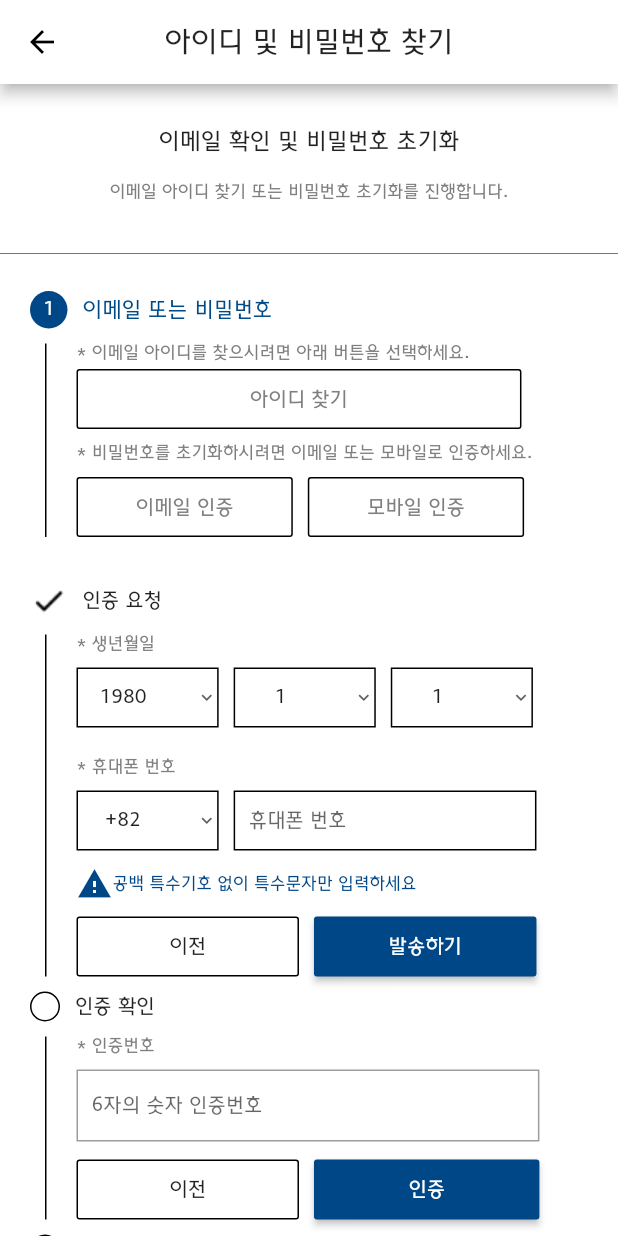
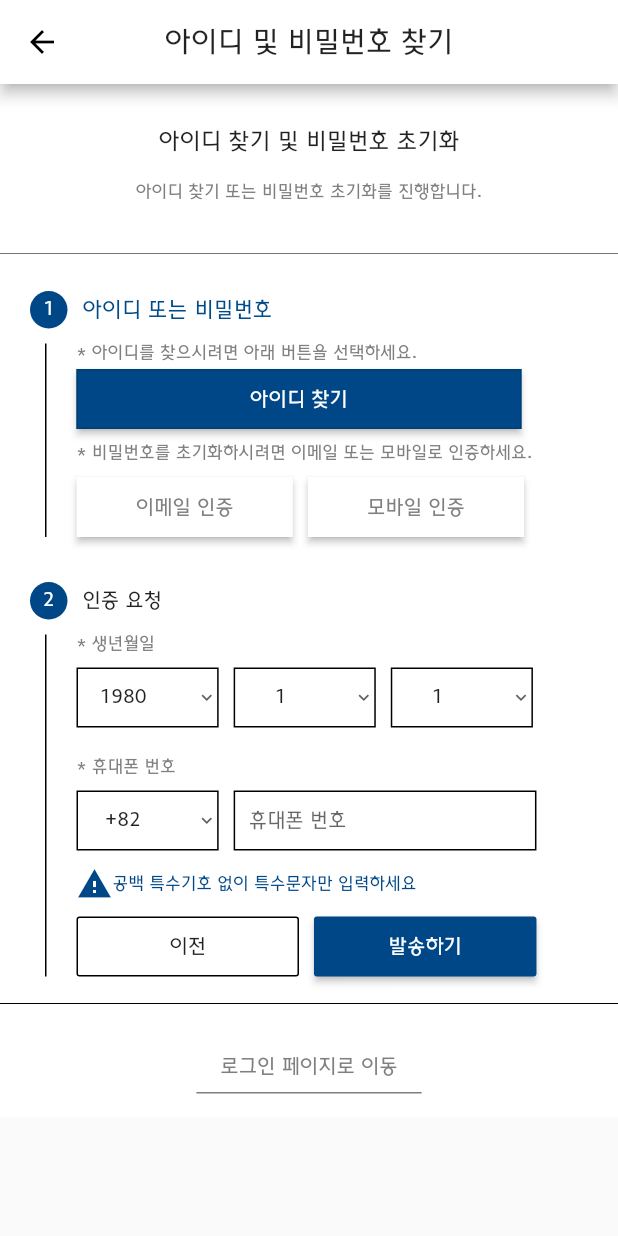
Before and after one commit to DavidLee1216/mobis-flutter, a Flutter app: the GetPassScreen screen opened directly, after a tap on "아이디 찾기", on a phone screen of 412 x 824 dp. Run offline on Flutter 3.47's test engine with Material 2 defaults, Android fonts, the phone set to English and light mode, and no system bars; our stand-ins replace bloc, cloud_firestore, firebase_auth, firebase_core, flutter_bloc, fluttertoast and 2 more; missing offline and left inert: flutter_session, kopo; accounts and stored records are empty; network calls fail.

Commit message:
ui update

```diff
--- a/lib/bloc/cart_bloc.dart
+++ b/lib/bloc/cart_bloc.dart
@@ -1,5 +1,3 @@
-import 'dart:developer';
-
 import 'package:flutter_bloc/flutter_bloc.dart';
 import 'package:mobispartsearch/model/cart_model.dart';
 import 'package:mobispartsearch/model/product_model.dart';
@@ -191,7 +189,6 @@ class CartBloc extends Bloc<CartEvent, CartState> {
       else
         yield state.success();
     } catch (e) {
-      log(e.toString());
       yield state.unprocessed('접속 실패');
     }
   }
--- a/lib/bloc/market_search_bloc.dart
+++ b/lib/bloc/market_search_bloc.dart
@@ -196,6 +196,9 @@ class MarketSearchBloc extends Bloc<MarketSearchEvent, MarketSearchState> {
         yield state.success(ptno: ptno, searchResult: state.searchResult, nomore: true);
       }
       else{
+        bool nomore = false;
+        if(searchResult.length < globalRecordCountPerPage)
+          nomore = true;
         yield state.success(
             searchResult: searchResult,
             krname: productInfo.krname,
@@ -204,7 +207,7 @@ class MarketSearchBloc extends Bloc<MarketSearchEvent, MarketSearchState> {
             sido: sido,
             sigungu: sigungu,
             ptno: ptno,
-            nomore: false,
+            nomore: nomore,
             page: 1,
             );
       }
--- a/lib/bloc/simple_search_bloc.dart
+++ b/lib/bloc/simple_search_bloc.dart
@@ -196,7 +196,10 @@ class SimpleSearchBloc extends Bloc<SimpleSearchEvent, SimpleSearchState> {
         yield state.success(keyword: keyword, searchResult: new List<SimpleSearchResultModel>(), searchType: searchType, nomore: true);
       }
       else {
-        yield state.success(keyword: keyword, searchResult: searchResult, searchType: searchType, searchResultCnt: searchResult[0].totalCnt, nomore: false, page: 1);
+        bool nomore = false;
+        if(searchResult.length < globalRecordCountPerPage)
+          nomore = true;
+        yield state.success(keyword: keyword, searchResult: searchResult, searchType: searchType, searchResultCnt: searchResult[0].totalCnt, nomore: nomore, page: 1);
       }
     } catch (e) {
       yield state.success(model: 0, searchResult: null, searchResultCnt: 0);
--- a/lib/main.dart
+++ b/lib/main.dart
@@ -4,6 +4,7 @@ import 'package:flutter/material.dart';
 import 'package:flutter/services.dart';
 import 'package:flutter_bloc/flutter_bloc.dart';
 import 'package:flutter_localizations/flutter_localizations.dart';
+import 'package:firebase_core/firebase_core.dart';
 import 'package:mobispartsearch/repository/cart_repository.dart';
 import 'package:mobispartsearch/repository/market_search_repository.dart';
 import 'package:mobispartsearch/repository/simple_search_repository.dart';
@@ -20,6 +21,7 @@ import 'package:mobispartsearch/common.dart';
 
 Future<void> main() async {
   WidgetsFlutterBinding.ensureInitialized();
+  await Firebase.initializeApp();
 
   getSession();
   getGloablModels();
--- a/lib/model/market_search_model.dart
+++ b/lib/model/market_search_model.dart
@@ -39,7 +39,7 @@ class MarketSearchResultModel {
         adr: map['adr'],
         sigungu: map['sigungu'],
         url: map['url'],
-        totalCnt: map['tot_CNT'],
+        totalCnt: map['tot_cnt'],
         zipcd: map['zipcd'],
         sido: map['sido'],
         tel: map['tel'],
--- a/lib/model/simple_search_model.dart
+++ b/lib/model/simple_search_model.dart
@@ -25,7 +25,7 @@ class SimpleSearchResultModel {
         enname: map['en_nm'],
         price: map['price'],
         seq: map['part_Price_seq'],
-        totalCnt: map['tot_CNT'],
+        totalCnt: map['tot_cnt'],
         hkgb: map['hkgb'],
         rnum: map['rnum'],
       );
--- a/lib/ui/widget/id_login_form.dart
+++ b/lib/ui/widget/id_login_form.dart
@@ -103,7 +103,7 @@ class _IdLoginFormState extends State<IdLoginForm> {
         return;
       }
       else if(_passwordController.text=='') {
-        showToastMessage(text:'패스워드를 입력하세요');
+        showToastMessage(text:'비밀번호를 입력하세요');
         return;
       }
       else {
@@ -167,7 +167,7 @@ class _IdLoginFormState extends State<IdLoginForm> {
           child: FlatButton(
             onPressed: onForgotButtonPressed,
             child: Text(
-              '이메일 / 비밀번호 찾기',
+              '아이디 / 비밀번호 찾기',
               textAlign: TextAlign.right,
               style: TextStyle(
                 fontFamily: 'HDharmony',
--- a/lib/ui/widget/pass_reset_form.dart
+++ b/lib/ui/widget/pass_reset_form.dart
@@ -14,7 +14,7 @@ class _GetPassFormState extends State<GetPassForm> {
   int birthDay = 1;
   String phoneCode = '+82';
   int authStep = 1;
-  bool mobileAuth = true; //if false, then email auth
+  bool mobileAuth = false; //if false, then email auth
   bool findEmail = true; //if false, then password reset
   int authSeq = -1;
   String foundEmail = '';
@@ -64,7 +64,7 @@ class _GetPassFormState extends State<GetPassForm> {
                 width: 10,
               ),
               Text(
-                '이메일 또는 비밀번호',
+                '아이디 또는 비밀번호',
                 style: TextStyle(
                   fontFamily: 'HDharmony',
                   color: const Color(0xFF004B87),
@@ -98,7 +98,7 @@ class _GetPassFormState extends State<GetPassForm> {
                       children: [
                         Container(
                             child: Text(
-                          '* 이메일 아이디를 찾으시려면 아래 버튼을 선택하세요.',
+                          '* 아이디를 찾으시려면 아래 버튼을 선택하세요.',
                           style: TextStyle(
                             fontFamily: 'HDharmony',
                             fontSize: 12,
@@ -111,16 +111,19 @@ class _GetPassFormState extends State<GetPassForm> {
                         Container(
                           height: 40,
                           width: MediaQuery.of(context).size.width * 0.72,
-                          child: OutlineButton(
-                            borderSide: BorderSide(
-                              color: Colors.black,
-                            ),
+                          child: RaisedButton(
+                            color: mobileAuth && findEmail ? kPrimaryColor : Colors.white,
+                            shape: mobileAuth && findEmail
+                                ? Border.all(
+                                    color: Color.fromRGBO(0, 63, 114, 1), width: 1)
+                                : Border.all(
+                                    color: Colors.transparent, width: 1),
                             child: Text(
                               '아이디 찾기',
                               style: TextStyle(
                                   fontFamily: 'HDharmony',
                                   fontSize: 14,
-                                  color: Color(0xff7f7f7f)),
+                                  color: mobileAuth && findEmail ? Colors.white : Color(0xff7f7f7f)),
                             ),
                             onPressed: () {
                               if (authStep == 1)
@@ -154,16 +157,19 @@ class _GetPassFormState extends State<GetPassForm> {
                             Container(
                               width: MediaQuery.of(context).size.width * 0.35,
                               height: 40,
-                              child: OutlineButton(
-                                borderSide: BorderSide(
-                                  color: Colors.black,
-                                ),
+                              child: RaisedButton(
+                                color: !mobileAuth && !findEmail ? kPrimaryColor : Colors.white,
+                                shape: !mobileAuth && !findEmail
+                                    ? Border.all(
+                                        color: Color.fromRGBO(0, 63, 114, 1), width: 1)
+                                    : Border.all(
+                                        color: Colors.transparent, width: 1),
                                 child: Text(
                                   '이메일 인증',
                                   style: TextStyle(
                                       fontFamily: 'HDharmony',
                                       fontSize: 14,
-                                      color: Color(0xff7f7f7f)),
+                                      color: !mobileAuth && !findEmail ? Colors.white : Color(0xff7f7f7f)),
                                 ),
                                 onPressed: () {
                                   if (authStep == 1)
@@ -183,16 +189,19 @@ class _GetPassFormState extends State<GetPassForm> {
                             Container(
                               height: 40,
                               width: MediaQuery.of(context).size.width * 0.35,
-                              child: OutlineButton(
-                                borderSide: BorderSide(
-                                  color: Colors.black,
-                                ),
+                              child: RaisedButton(
+                                color: mobileAuth && !findEmail ? kPrimaryColor : Colors.white,
+                                shape: mobileAuth && !findEmail
+                                    ? Border.all(
+                                        color: Color.fromRGBO(0, 63, 114, 1), width: 1)
+                                    : Border.all(
+                                        color: Colors.transparent, width: 1),
                                 child: Text(
                                   '모바일 인증',
                                   style: TextStyle(
                                       fontFamily: 'HDharmony',
                                       fontSize: 14,
-                                      color: Color(0xff7f7f7f)),
+                                      color: mobileAuth && !findEmail ? Colors.white : Color(0xff7f7f7f)),
                                 ),
                                 onPressed: () {
                                   if (authStep == 1) {
@@ -534,6 +543,10 @@ class _GetPassFormState extends State<GetPassForm> {
                   borderRadius: BorderRadius.circular(0),
                   borderSide: BorderSide(color: Colors.black, width: 1),
                 ),
+                focusedBorder: OutlineInputBorder(
+                  borderRadius: BorderRadius.circular(0),
+                  borderSide: BorderSide(color: Colors.black, width: 1),
+                ),
                 hintText: '가입하신 이메일을 입력하세요.',
                 contentPadding: EdgeInsets.only(left: 10),
               ),
@@ -563,7 +576,7 @@ class _GetPassFormState extends State<GetPassForm> {
               Padding(
                 padding: EdgeInsets.only(left: 20),
               ),
-              (authStep == 1) ? emptyCircleItem : checkedItem,
+              (authStep == 1) ? emptyCircleItem : circleNumber(2),
               SizedBox(
                 width: 10,
               ),
@@ -742,7 +755,7 @@ class _GetPassFormState extends State<GetPassForm> {
               Padding(
                 padding: EdgeInsets.only(left: 20),
               ),
-              (authStep < 3) ? emptyCircleItem : checkedItem,
+              (authStep < 3) ? emptyCircleItem : circleNumber(3),
               SizedBox(
                 width: 10,
               ),
@@ -830,6 +843,8 @@ class _GetPassFormState extends State<GetPassForm> {
                                       showToastMessage(text:'인증번호가 일치하지 않습니다.', position: 1);
                                       return;
                                     }
+                                    if(findEmail)
+                                      foundEmail = await getUsername(_authNumberController.text);
                                     setState(() {
                                       authStep++;
                                     });
@@ -860,6 +875,10 @@ class _GetPassFormState extends State<GetPassForm> {
               borderRadius: BorderRadius.circular(0),
               borderSide: BorderSide(color: Colors.grey, width: 1),
             ),
+            focusedBorder: OutlineInputBorder(
+              borderRadius: BorderRadius.circular(0),
+              borderSide: BorderSide(color: Colors.grey, width: 1),
+            ),
             contentPadding: EdgeInsets.only(left: 10),
           ),
           obscureText: true,
@@ -876,6 +895,10 @@ class _GetPassFormState extends State<GetPassForm> {
         child: TextFormField(
           decoration: InputDecoration(
             enabledBorder: OutlineInputBorder(
+              borderRadius: BorderRadius.circular(0),
+              borderSide: BorderSide(color: Colors.grey, width: 1),
+            ),
+            focusedBorder: OutlineInputBorder(
               borderRadius: BorderRadius.circular(0),
               borderSide: BorderSide(color: Colors.grey, width: 1),
             ),
@@ -993,7 +1016,7 @@ class _GetPassFormState extends State<GetPassForm> {
           children: [
             Container(
                 child: Text(
-              '* 이메일 주소',
+              '* 아이디',
               style: TextStyle(
                 fontFamily: 'HDharmony',
                 fontSize: 12,
@@ -1034,7 +1057,7 @@ class _GetPassFormState extends State<GetPassForm> {
               Padding(
                 padding: EdgeInsets.only(left: 20),
               ),
-              (authStep < 4) ? emptyCircleItem : checkedItem,
+              (authStep < 4) ? emptyCircleItem : circleNumber(4),
               SizedBox(
                 width: 10,
               ),
@@ -1086,14 +1109,14 @@ class _GetPassFormState extends State<GetPassForm> {
           Container(
             padding: EdgeInsets.all(10.0),
             child: Text(
-              '이메일 확인 및 비밀번호 초기화',
+              '아이디 찾기 및 비밀번호 초기화',
               style: TextStyle(fontFamily: 'HDharmony', fontSize: 16),
             ),
           ),
           Container(
             padding: EdgeInsets.all(10.0),
             child: Text(
-              '이메일 아이디 찾기 또는 비밀번호 초기화를 진행합니다.',
+              '아이디 찾기 또는 비밀번호 초기화를 진행합니다.',
               style: TextStyle(
                 fontFamily: 'HDharmony',
                 fontSize: 12,
@@ -1109,9 +1132,9 @@ class _GetPassFormState extends State<GetPassForm> {
             color: Colors.black54,
           ),
           emailOrPasswordItem,
-          authRequestItem,
-          authConfirmItem,
-          infoConfirmOrChangeItem,
+          authStep==1 ? Container() : authRequestItem,
+          authStep < 3 ? Container() : authConfirmItem,
+          authStep < 4 ? Container() : infoConfirmOrChangeItem,
           SizedBox(
             height: 10,
           ),
--- a/lib/ui/widget/purchase_request_form.dart
+++ b/lib/ui/widget/purchase_request_form.dart
@@ -523,6 +523,8 @@ class _PurchaseRequestFormState extends State<PurchaseRequestForm> {
                         VisitScreen(
                             item: cartItem,
                             count: count));
+                  } else {
+                    common.showToastMessage(text:'수령방식을 선택하세요.', position: 1);
                   }
                 },
               ),
--- a/lib/ui/widget/simple_search_result_form.dart
+++ b/lib/ui/widget/simple_search_result_form.dart
@@ -90,7 +90,7 @@ class _SimpleSearchResultListWidgetState
     return BlocBuilder<SimpleSearchBloc, SimpleSearchState>(
         cubit: BlocProvider.of<SimpleSearchBloc>(context),
         builder: (BuildContext context, state) {
-          if (state.searchResult == null || state.searchResultCnt == 0) {
+          if (state.searchResult == null) {
             return Container();
           }
           return ListView.builder(
--- a/pubspec.yaml
+++ b/pubspec.yaml
@@ -21,7 +21,11 @@ dependencies:
   provider: ^4.3.2+2
   http: ^0.12.2
   flutter_launcher_icons: ^0.8.1
-  kopo: ^0.1.1
+  firebase_core: ^0.5.3
+  firebase_auth: ^0.18.4
+  cloud_firestore: ^0.14.3
+  kopo: ^0.1.3
+  local_auth: ^0.6.3
 
   # The following adds the Cupertino Icons font to your application.
   # Use with the CupertinoIcons class for iOS style icons.
```
Also changed, not shown: lib/common.dart (+12 -0 lines), lib/service/alert_service.dart (added, +60 -0 lines), lib/service/auth_service.dart (added, +43 -0 lines), lib/ui/screen/home_screen.dart (+7 -2 lines), lib/ui/screen/my_info_screen.dart (+14 -2 lines), lib/ui/widget/delivery_info_form.dart (+15 -1 lines), lib/ui/widget/loading.dart (added, +8 -0 lines), lib/ui/widget/login_form.dart (+42 -2 lines), lib/ui/widget/register_form.dart (+31 -2 lines), pubspec.lock, 6 other files.
